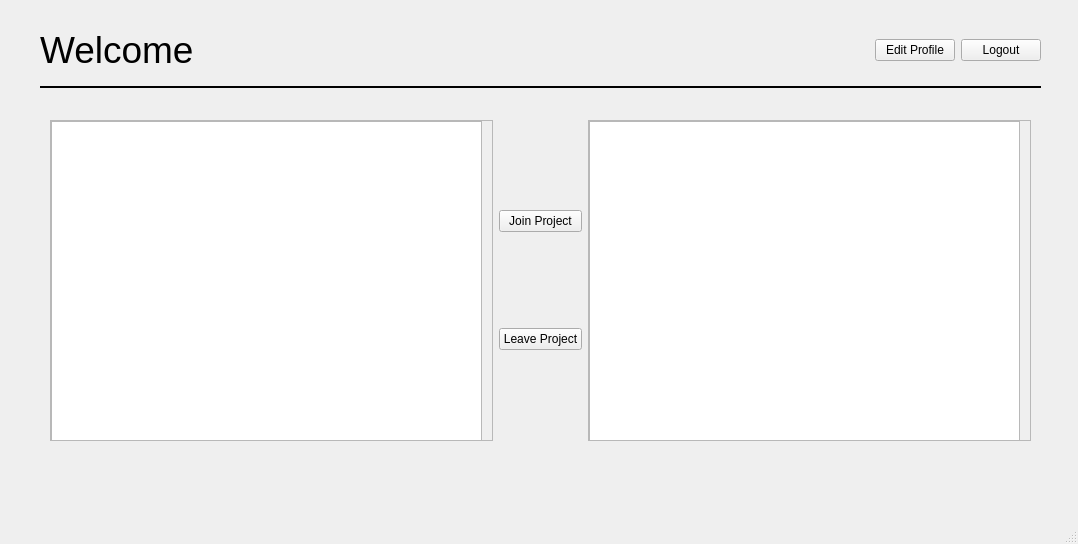
Old version of the form src/UserSubsystem/studentform.ui in the repository CaptOkie/code-first-think-later.
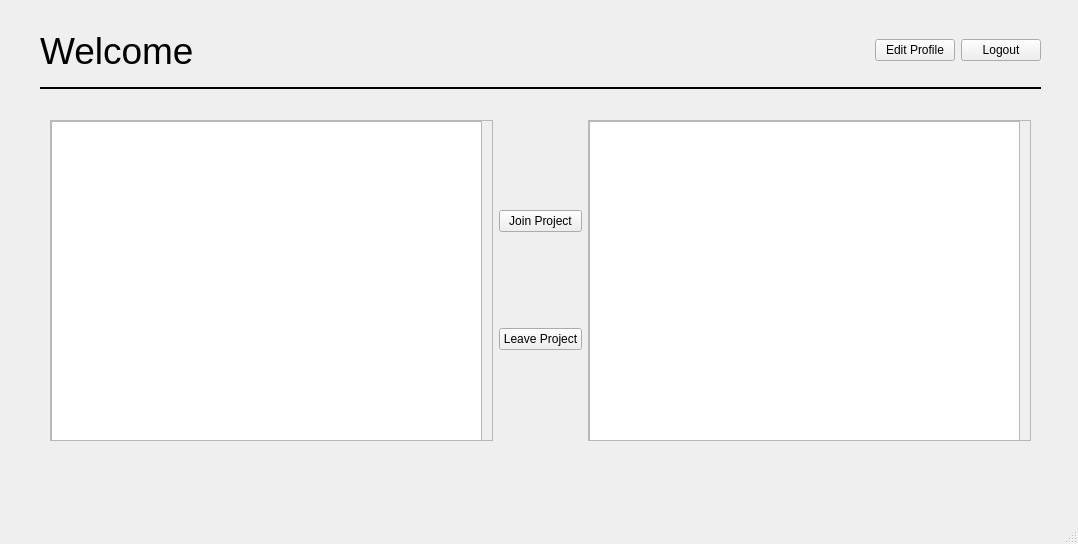
New version of the form.

Commit message: small changes to UI - pgram seems to randomly crash when accessing db

```diff
--- a/src/UserSubsystem/studentform.ui
+++ b/src/UserSubsystem/studentform.ui
@@ -132,9 +132,12 @@
         <widget class="QLabel" name="nameLabel">
          <property name="font">
           <font>
-           <pointsize>26</pointsize>
+           <pointsize>28</pointsize>
           </font>
          </property>
+         <property name="styleSheet">
+          <string notr="true">QLabel#nameLabel { color: rgb(120, 120, 120) }</string>
+         </property>
          <property name="text">
           <string>&lt;name&gt;</string>
          </property>
```
The commit also changes 5 other files.
